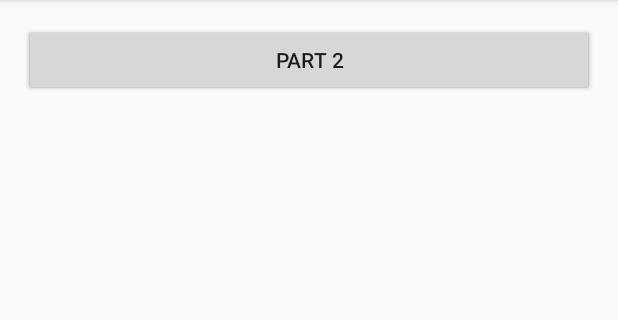
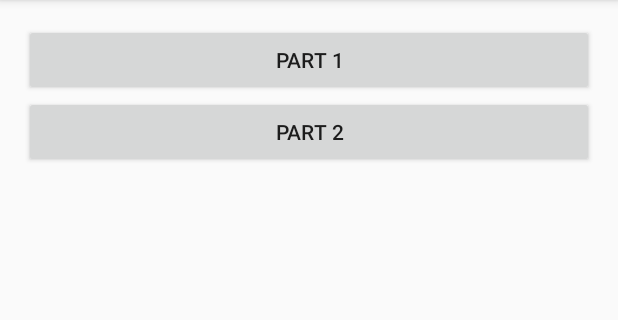
Before and after one commit to beblank/AndroidrxJava, an Android app: the screen it shows after launch (MainActivity), on a phone screen of 412 x 824 dp, the part 84-404 px from its top. Run offline under Robolectric (Android 15) with nearby library versions, the phone set to English and light mode, and no system bars.

Commit message:
update btw part 2 position

```diff
--- a/app/src/main/res/layout/activity_main.xml
+++ b/app/src/main/res/layout/activity_main.xml
@@ -19,5 +19,6 @@
         style="@style/Rxbutton"
         android:id="@+id/btnPart2"
         android:text="Part 2"
+        android:layout_below="@+id/btnPart1"
         />
 </RelativeLayout>
```
